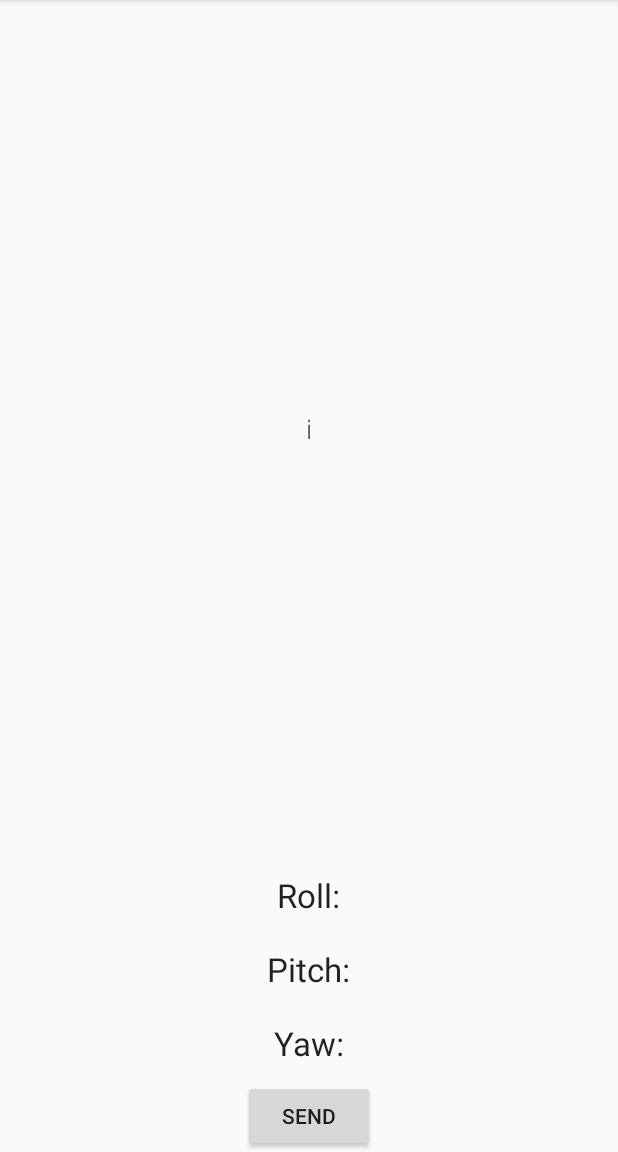
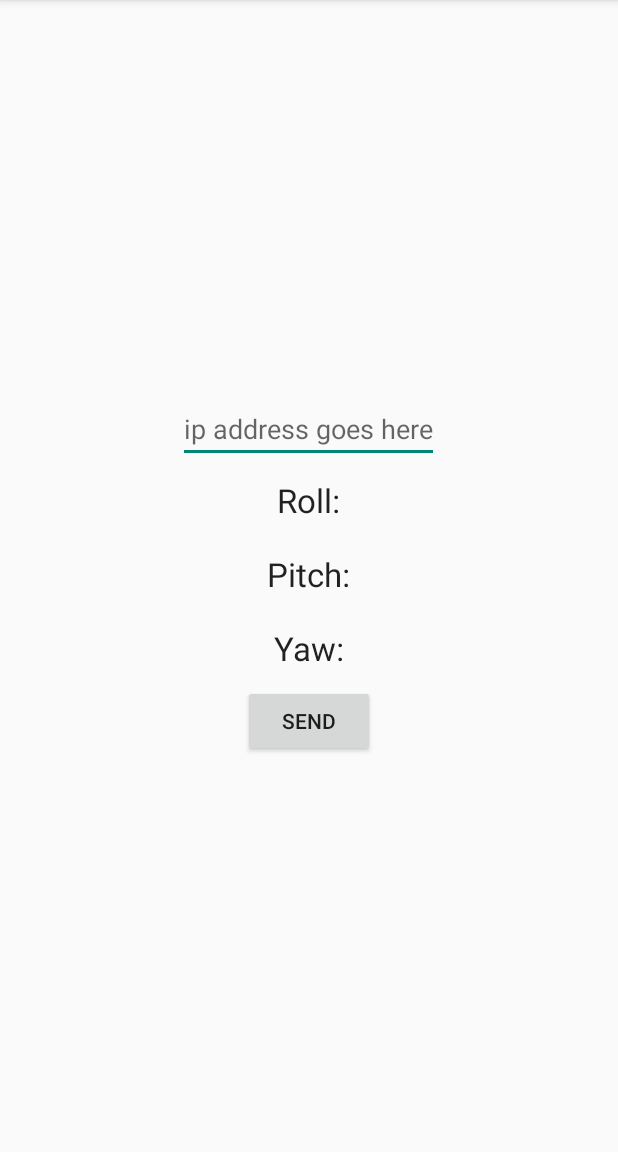
Before and after one commit to ZhecanJamesWang/EyeHelper_MobPro, an Android app: the screen it shows after launch (MainActivity), after a tap on "SEND", on a phone screen of 412 x 824 dp, the part 84-1236 px from its top. Run offline under Robolectric (Android 15) with nearby library versions, the phone set to English and light mode, and no system bars.

Commit message:
Integrated Sockets

```diff
--- a/MotionSensor_Accelerometer/app/src/main/AndroidManifest.xml
+++ b/MotionSensor_Accelerometer/app/src/main/AndroidManifest.xml
@@ -1,13 +1,15 @@
 <?xml version="1.0" encoding="utf-8"?>
 <manifest xmlns:android="http://schemas.android.com/apk/res/android"
     package="com.example.root.motionsensor_accelerometer" >
-
+    <uses-permission android:name="android.permission.INTERNET"/>
+    <uses-permission android:name="android.permission.ACCESS_NETWORK_STATE"/>
+    <uses-permission android:name="android.permission.INTERACT_ACROSS_USERS_FULL"/>
     <application
         android:allowBackup="true"
         android:icon="@mipmap/ic_launcher"
         android:label="@string/app_name"
         android:theme="@style/AppTheme" >
-        android:screenOrientation="portrait"
+
         <activity
             android:name=".MainActivity"
             android:label="@string/app_name" >
--- a/MotionSensor_Accelerometer/app/src/main/java/com/example/root/motionsensor_accelerometer/MainActivity.java
+++ b/MotionSensor_Accelerometer/app/src/main/java/com/example/root/motionsensor_accelerometer/MainActivity.java
@@ -57,7 +57,7 @@ public class MainActivity extends AppCompatActivity implements SensorEventListen
 
     public void sendMessage() {
 
-        messageText = "Yaw" + Float.valueOf(last_x).toString();
+        messageText = "Yaw" + " " + Float.valueOf(last_x).toString();
         String ipAddress = ipText.getText().toString();
         String listForAsync[];
         listForAsync = new String[] {ipAddress, messageText};
--- a/MotionSensor_Accelerometer/app/src/main/res/layout/activity_main.xml
+++ b/MotionSensor_Accelerometer/app/src/main/res/layout/activity_main.xml
@@ -5,9 +5,8 @@
     android:orientation="vertical" >
 
     <EditText
-        android:layout_width="2dp"
+        android:layout_width="wrap_content"
         android:layout_height="wrap_content"
-        android:layout_weight="1"
         android:hint="ip address goes here"
         android:id="@+id/ip_text"
         android:inputType="phone" />
```
